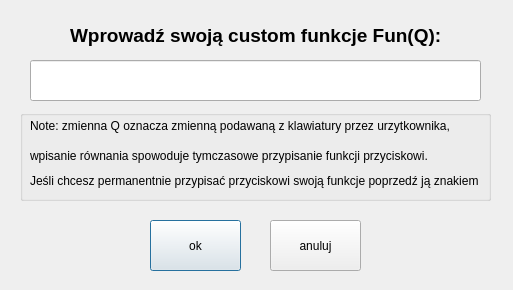
Qt form input.ui (PetereQ/kalkulator-prosto-naukowy) before a commit.
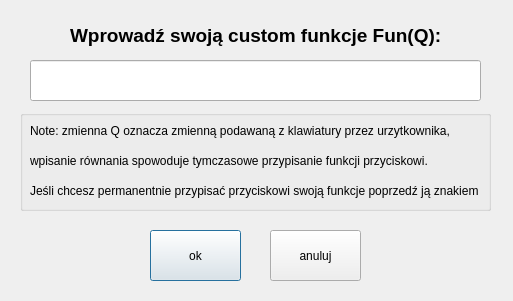
The same form after that commit.

Commit message: Drobne poprawki UI Input

```diff
--- a/input.ui
+++ b/input.ui
@@ -7,7 +7,7 @@
     <x>0</x>
     <y>0</y>
     <width>513</width>
-    <height>290</height>
+    <height>301</height>
    </rect>
   </property>
   <property name="sizePolicy">
@@ -65,7 +65,7 @@
      <x>20</x>
      <y>110</y>
      <width>471</width>
-     <height>91</height>
+     <height>101</height>
     </rect>
    </property>
    <property name="font">
@@ -82,7 +82,7 @@
       <x>10</x>
       <y>0</y>
       <width>451</width>
-      <height>31</height>
+      <height>41</height>
      </rect>
     </property>
     <property name="text">
@@ -95,7 +95,7 @@
       <x>10</x>
       <y>30</y>
       <width>451</width>
-      <height>31</height>
+      <height>41</height>
      </rect>
     </property>
     <property name="text">
@@ -106,7 +106,7 @@
     <property name="geometry">
      <rect>
       <x>10</x>
-      <y>50</y>
+      <y>60</y>
       <width>451</width>
       <height>41</height>
      </rect>
@@ -120,7 +120,7 @@
    <property name="geometry">
     <rect>
      <x>150</x>
-     <y>220</y>
+     <y>230</y>
      <width>91</width>
      <height>51</height>
     </rect>
@@ -139,7 +139,7 @@
    <property name="geometry">
     <rect>
      <x>270</x>
-     <y>220</y>
+     <y>230</y>
      <width>91</width>
      <height>51</height>
     </rect>
```
Left out of the diff: 2 changed lines with no effect on the pictures. The commit also changes 1 other file.
